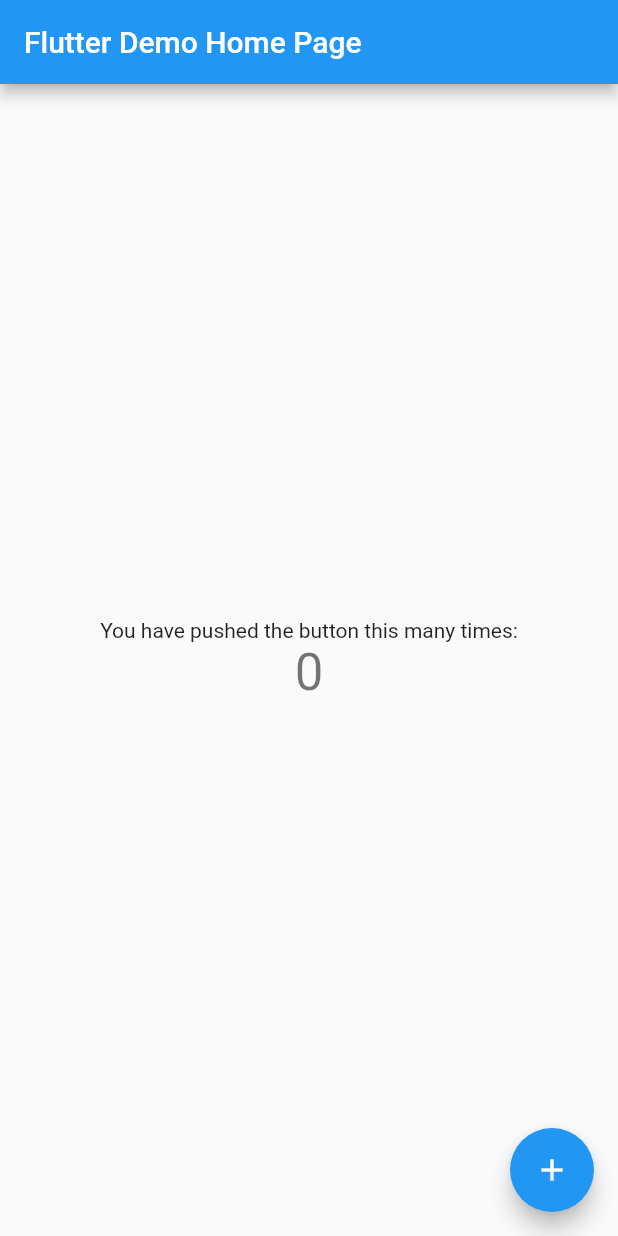
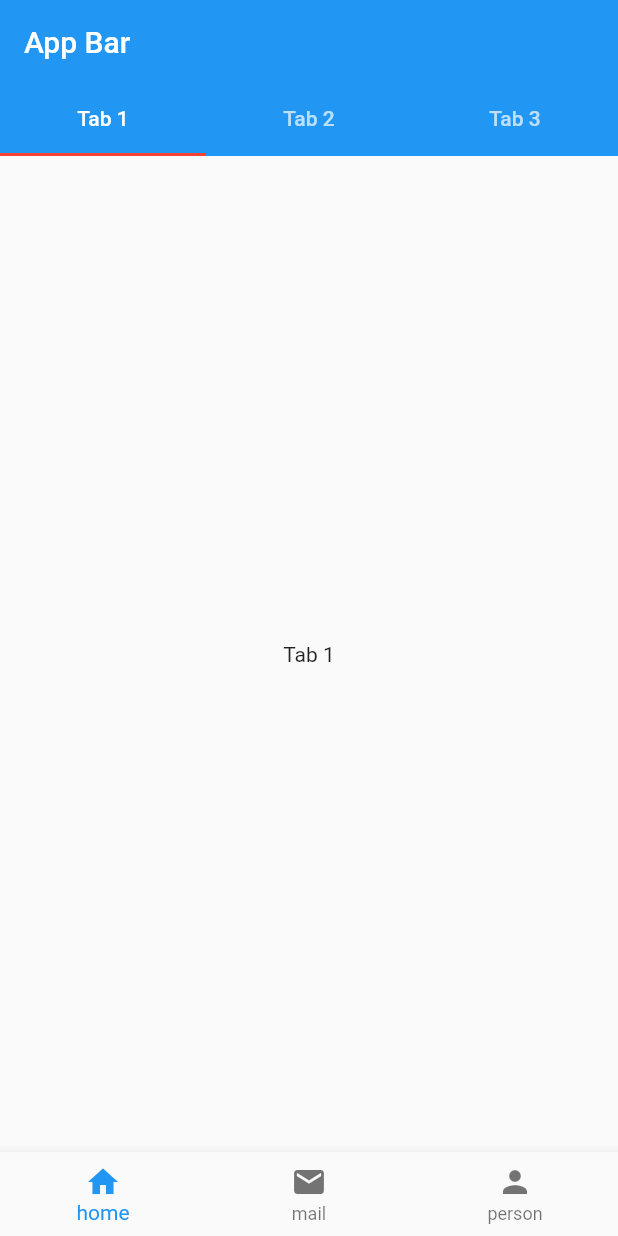
Before and after one commit to rohitsoniinfo/agro-tech, a Flutter app: the screen it shows after launch, on a phone screen of 412 x 824 dp. Run offline on Flutter 3.47's test engine with Material 2 defaults, Android fonts, the phone set to English and light mode, and no system bars.

Commit message:
basic idea

```diff
--- a/app/lib/main.dart
+++ b/app/lib/main.dart
@@ -1,115 +1,113 @@
 import 'package:flutter/material.dart';
 
 void main() {
-  runApp(const MyApp());
+  runApp(MyApp());
 }
 
-class MyApp extends StatelessWidget {
-  const MyApp({super.key});
+class MyApp extends StatefulWidget {
+  const MyApp({Key? key}) : super(key: key);
 
-  // This widget is the root of your application.
+  @override
+  State<MyApp> createState() => _MyAppState();
+}
+
+class _MyAppState extends State<MyApp> {
+  int currentIndex=0;
+  List<Widget> childrens = [
+    marketplace(),
+    Center(
+      child: Text('mail'),
+    ),
+    Center(
+      child: Text('person'),
+    )
+  ];
+  void onTabTapped(int index)
+  {
+    setState(() {
+      currentIndex=index;
+    });
+  }
   @override
   Widget build(BuildContext context) {
     return MaterialApp(
-      title: 'Flutter Demo',
-      theme: ThemeData(
-        // This is the theme of your application.
-        //
-        // Try running your application with "flutter run". You'll see the
-        // application has a blue toolbar. Then, without quitting the app, try
-        // changing the primarySwatch below to Colors.green and then invoke
-        // "hot reload" (press "r" in the console where you ran "flutter run",
-        // or simply save your changes to "hot reload" in a Flutter IDE).
-        // Notice that the counter didn't reset back to zero; the application
-        // is not restarted.
-        primarySwatch: Colors.blue,
+      home: Scaffold(
+        // appBar: AppBar(),
+        body: childrens[currentIndex],
+        bottomNavigationBar: BottomNavigationBar(
+          onTap: onTabTapped,
+          currentIndex: currentIndex,
+          items: [
+            BottomNavigationBarItem(
+              label: 'home',
+                icon: Icon(Icons.home)
+            ),
+            BottomNavigationBarItem(
+                label: 'mail',
+                icon: Icon(Icons.mail)
+            ),
+            BottomNavigationBarItem(
+                label: 'person',
+                icon: Icon(Icons.person)
+            ),
+          ],
+        ),
+
       ),
-      home: const MyHomePage(title: 'Flutter Demo Home Page'),
     );
   }
 }
 
-class MyHomePage extends StatefulWidget {
-  const MyHomePage({super.key, required this.title});
 
-  // This widget is the home page of your application. It is stateful, meaning
-  // that it has a State object (defined below) that contains fields that affect
-  // how it looks.
 
-  // This class is the configuration for the state. It holds the values (in this
-  // case the title) provided by the parent (in this case the App widget) and
-  // used by the build method of the State. Fields in a Widget subclass are
-  // always marked "final".
-
-  final String title;
-
-  @override
-  State<MyHomePage> createState() => _MyHomePageState();
-}
-
-class _MyHomePageState extends State<MyHomePage> {
-  int _counter = 0;
-
-  void _incrementCounter() {
-    setState(() {
-      // This call to setState tells the Flutter framework that something has
-      // changed in this State, which causes it to rerun the build method below
-      // so that the display can reflect the updated values. If we changed
-      // _counter without calling setState(), then the build method would not be
-      // called again, and so nothing would appear to happen.
-      _counter++;
-    });
-  }
+class marketplace extends StatelessWidget {
+  const marketplace({
+    Key? key,
+  }) : super(key: key);
 
   @override
   Widget build(BuildContext context) {
-    // This method is rerun every time setState is called, for instance as done
-    // by the _incrementCounter method above.
-    //
-    // The Flutter framework has been optimized to make rerunning build methods
-    // fast, so that you can just rebuild anything that needs updating rather
-    // than having to individually change instances of widgets.
-    return Scaffold(
-      appBar: AppBar(
-        // Here we take the value from the MyHomePage object that was created by
-        // the App.build method, and use it to set our appbar title.
-        title: Text(widget.title),
-      ),
-      body: Center(
-        // Center is a layout widget. It takes a single child and positions it
-        // in the middle of the parent.
-        child: Column(
-          // Column is also a layout widget. It takes a list of children and
-          // arranges them vertically. By default, it sizes itself to fit its
-          // children horizontally, and tries to be as tall as its parent.
-          //
-          // Invoke "debug painting" (press "p" in the console, choose the
-          // "Toggle Debug Paint" action from the Flutter Inspector in Android
-          // Studio, or the "Toggle Debug Paint" command in Visual Studio Code)
-          // to see the wireframe for each widget.
-          //
-          // Column has various properties to control how it sizes itself and
-          // how it positions its children. Here we use mainAxisAlignment to
-          // center the children vertically; the main axis here is the vertical
-          // axis because Columns are vertical (the cross axis would be
-          // horizontal).
-          mainAxisAlignment: MainAxisAlignment.center,
-          children: <Widget>[
-            const Text(
-              'You have pushed the button this many times:',
-            ),
-            Text(
-              '$_counter',
-              style: Theme.of(context).textTheme.headline4,
-            ),
-          ],
+    return MaterialApp(
+      home: DefaultTabController(
+        length: 3,
+        child: Scaffold(
+          body: CustomScrollView(
+            slivers: <Widget>[
+              SliverAppBar(
+                pinned: true,
+                title: Text('App Bar'),
+                floating: true,
+                snap: true,
+                // set the height of the app bar when it's fully expanded
+                //expandedHeight: 200.0,
+                flexibleSpace: FlexibleSpaceBar(
+                  // background: Image.network(
+                  //   'https://picsum.photos/400/200',
+                  //   fit: BoxFit.cover,
+                  // ),
+                ),
+                bottom: TabBar(
+                  indicatorColor: Colors.red,
+                  tabs: <Widget>[
+                    Tab(text: 'Tab 1'),
+                    Tab(text: 'Tab 2'),
+                    Tab(text: 'Tab 3'),
+                  ],
+                ),
+              ),
+              SliverFillRemaining(
+                child: TabBarView(
+                  children: <Widget>[
+                    Center(child: Text('Tab 1')),
+                    Center(child: Text('Tab 2')),
+                    Center(child: Text('Tab 3')),
+                  ],
+                ),
+              ),
+            ],
+          ),
         ),
       ),
-      floatingActionButton: FloatingActionButton(
-        onPressed: _incrementCounter,
-        tooltip: 'Increment',
-        child: const Icon(Icons.add),
-      ), // This trailing comma makes auto-formatting nicer for build methods.
     );
   }
 }
```
